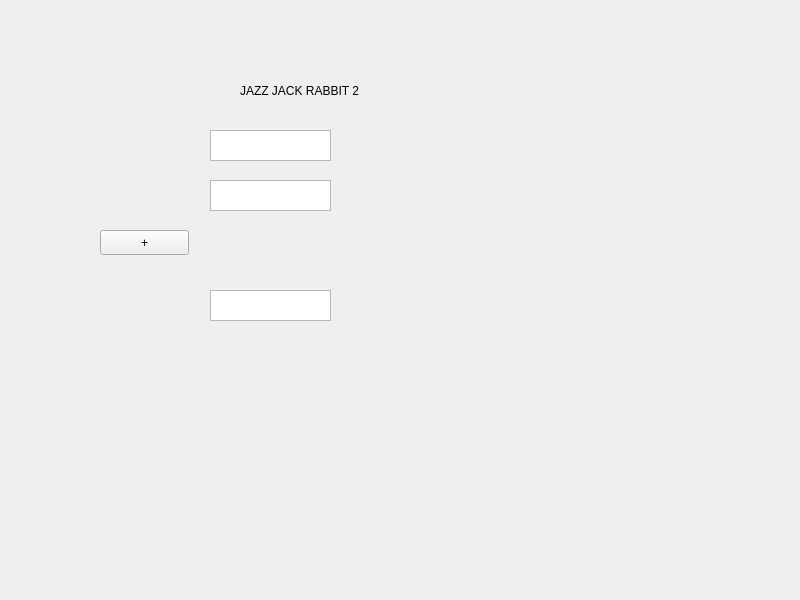
Old version of the form client_src/QT/client_lobby.ui in the repository Taller-de-Programacion-1-1C2024-GRUPO1/TP-Jazz-Jackrabbit-2.
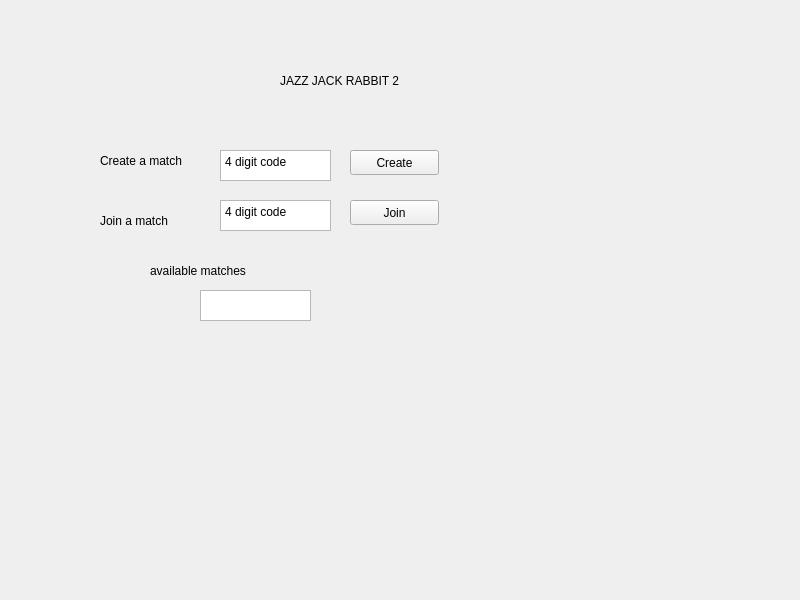
New version of the form.

```diff
--- a/client_src/QT/client_lobby.ui
+++ b/client_src/QT/client_lobby.ui
@@ -17,8 +17,8 @@
    <widget class="QLabel" name="label">
     <property name="geometry">
      <rect>
-      <x>240</x>
-      <y>80</y>
+      <x>280</x>
+      <y>70</y>
       <width>171</width>
       <height>21</height>
      </rect>
@@ -27,48 +27,112 @@
      <string>JAZZ JACK RABBIT 2</string>
     </property>
    </widget>
-   <widget class="QPushButton" name="btnPlus">
+   <widget class="QLabel" name="labelCreateMatch">
     <property name="geometry">
      <rect>
       <x>100</x>
-      <y>230</y>
-      <width>89</width>
-      <height>25</height>
+      <y>140</y>
+      <width>121</width>
+      <height>41</height>
      </rect>
     </property>
     <property name="text">
-     <string>+</string>
+     <string>Create a match</string>
     </property>
    </widget>
-   <widget class="QPlainTextEdit" name="txtFirstNumber">
+   <widget class="QLabel" name="labelCreateMatch_2">
     <property name="geometry">
      <rect>
-      <x>210</x>
-      <y>130</y>
+      <x>100</x>
+      <y>200</y>
       <width>121</width>
+      <height>41</height>
+     </rect>
+    </property>
+    <property name="text">
+     <string>Join a match</string>
+    </property>
+   </widget>
+   <widget class="QPlainTextEdit" name="txtCreateMatchCode">
+    <property name="geometry">
+     <rect>
+      <x>220</x>
+      <y>150</y>
+      <width>111</width>
       <height>31</height>
      </rect>
     </property>
+    <property name="plainText">
+     <string>4 digit code</string>
+    </property>
    </widget>
    <widget class="QPlainTextEdit" name="txtSeccondNumber">
     <property name="geometry">
      <rect>
-      <x>210</x>
-      <y>180</y>
-      <width>121</width>
+      <x>220</x>
+      <y>200</y>
+      <width>111</width>
       <height>31</height>
      </rect>
     </property>
+    <property name="plainText">
+     <string>4 digit code</string>
+    </property>
    </widget>
-   <widget class="QPlainTextEdit" name="txtResult">
+   <widget class="QPushButton" name="btnCreate">
     <property name="geometry">
      <rect>
-      <x>210</x>
+      <x>350</x>
+      <y>150</y>
+      <width>89</width>
+      <height>25</height>
+     </rect>
+    </property>
+    <property name="text">
+     <string>Create</string>
+    </property>
+   </widget>
+   <widget class="QPushButton" name="btnJoin">
+    <property name="geometry">
+     <rect>
+      <x>350</x>
+      <y>200</y>
+      <width>89</width>
+      <height>25</height>
+     </rect>
+    </property>
+    <property name="text">
+     <string>Join</string>
+    </property>
+   </widget>
+   <widget class="QLabel" name="Title_2">
+    <property name="geometry">
+     <rect>
+      <x>150</x>
+      <y>260</y>
+      <width>171</width>
+      <height>21</height>
+     </rect>
+    </property>
+    <property name="text">
+     <string>available matches</string>
+    </property>
+   </widget>
+   <widget class="QPlainTextEdit" name="txtAvailableMatches">
+    <property name="geometry">
+     <rect>
+      <x>200</x>
       <y>290</y>
-      <width>121</width>
+      <width>111</width>
       <height>31</height>
      </rect>
     </property>
+    <property name="plainText">
+     <string/>
+    </property>
+    <property name="overwriteMode">
+     <bool>false</bool>
+    </property>
    </widget>
   </widget>
  </widget>
```
Left out of the diff: 4 changed lines with no effect on the pictures.
